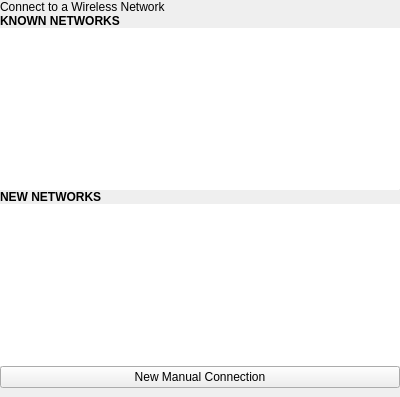
Old version of the form plugins/NetworkPlugin/statusCenter/popovers/wirelessnetworkselectionpopover.ui in the repository theCheeseboard/thedesk.
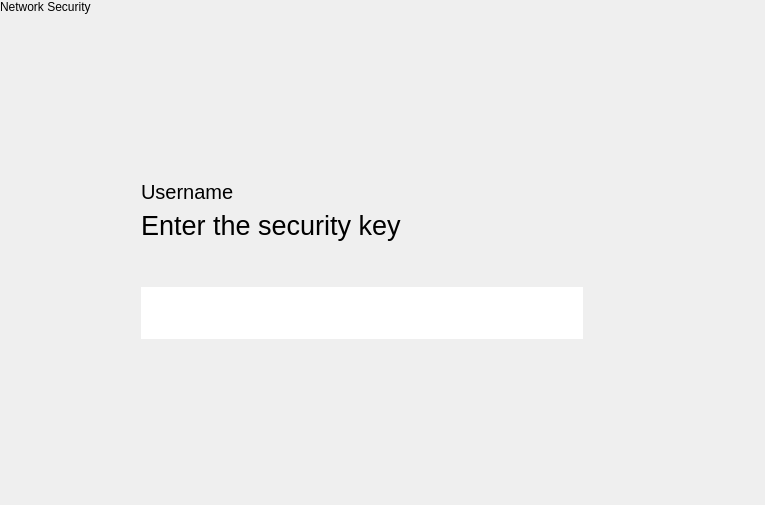
New version of the form. The open tabs and pages were chosen to show the change. Icons and pictures are not drawn. Custom widgets are drawn as their Qt base class.

Commit message: Connect to unsecured, WEP and WPA-PSK networks

```diff
--- a/plugins/NetworkPlugin/statusCenter/popovers/wirelessnetworkselectionpopover.ui
+++ b/plugins/NetworkPlugin/statusCenter/popovers/wirelessnetworkselectionpopover.ui
@@ -6,8 +6,8 @@
    <rect>
     <x>0</x>
     <y>0</y>
-    <width>400</width>
-    <height>397</height>
+    <width>765</width>
+    <height>505</height>
    </rect>
   </property>
   <property name="windowTitle">
@@ -68,8 +68,8 @@
            <rect>
             <x>0</x>
             <y>0</y>
-            <width>400</width>
-            <height>380</height>
+            <width>765</width>
+            <height>488</height>
            </rect>
           </property>
           <layout class="QVBoxLayout" name="verticalLayout_5">
@@ -205,12 +205,222 @@
        </item>
       </layout>
      </widget>
-     <widget class="QWidget" name="page_2"/>
+     <widget class="QWidget" name="keyPage">
+      <layout class="QGridLayout" name="gridLayout">
+       <property name="leftMargin">
+        <number>0</number>
+       </property>
+       <property name="topMargin">
+        <number>0</number>
+       </property>
+       <property name="rightMargin">
+        <number>0</number>
+       </property>
+       <property name="bottomMargin">
+        <number>0</number>
+       </property>
+       <property name="spacing">
+        <number>0</number>
+       </property>
+       <item row="1" column="1">
+        <spacer name="verticalSpacer_2">
+         <property name="orientation">
+          <enum>Qt::Vertical</enum>
+         </property>
+         <property name="sizeHint" stdset="0">
+          <size>
+           <width>20</width>
+           <height>224</height>
+          </size>
+         </property>
+        </spacer>
+       </item>
+       <item row="2" column="0">
+        <spacer name="horizontalSpacer">
+         <property name="orientation">
+          <enum>Qt::Horizontal</enum>
+         </property>
+         <property name="sizeHint" stdset="0">
+          <size>
+           <width>161</width>
+           <height>20</height>
+          </size>
+         </property>
+        </spacer>
+       </item>
+       <item row="2" column="1">
+        <widget class="QFrame" name="lockFrame">
+         <property name="minimumSize">
+          <size>
+           <width>500</width>
+           <height>0</height>
+          </size>
+         </property>
+         <property name="autoFillBackground">
+          <bool>false</bool>
+         </property>
+         <property name="frameShape">
+          <enum>QFrame::NoFrame</enum>
+         </property>
+         <property name="frameShadow">
+          <enum>QFrame::Plain</enum>
+         </property>
+         <property name="lineWidth">
+          <number>0</number>
+         </property>
+         <layout class="QVBoxLayout" name="verticalLayout_6">
+          <item>
+           <widget class="QLabel" name="securityNetworkName">
+            <property name="font">
+             <font>
+              <pointsize>15</pointsize>
+             </font>
+            </property>
+            <property name="text">
+             <string notr="true">Username</string>
+            </property>
+            <property name="buddy">
+             <cstring></cstring>
+            </property>
+           </widget>
+          </item>
+          <item>
+           <widget class="QLabel" name="label_3">
+            <property name="font">
+             <font>
+              <pointsize>20</pointsize>
+             </font>
+            </property>
+            <property name="text">
+             <string>Enter the security key</string>
+            </property>
+           </widget>
+          </item>
+          <item>
+           <spacer name="verticalSpacer_7">
+            <property name="orientation">
+             <enum>Qt::Vertical</enum>
+            </property>
+            <property name="sizeType">
+             <enum>QSizePolicy::Fixed</enum>
+            </property>
+            <property name="sizeHint" stdset="0">
+             <size>
+              <width>20</width>
+              <height>40</height>
+             </size>
+            </property>
+           </spacer>
+          </item>
+          <item>
+           <layout class="QVBoxLayout" name="verticalLayout_14">
+            <property name="spacing">
+             <number>0</number>
+            </property>
+            <property name="bottomMargin">
+             <number>0</number>
+            </property>
+            <item>
+             <layout class="QHBoxLayout" name="horizontalLayout_8">
+              <property name="bottomMargin">
+               <number>0</number>
+              </property>
+              <item>
+               <widget class="QLineEdit" name="networkKey">
+                <property name="font">
+                 <font>
+                  <pointsize>30</pointsize>
+                 </font>
+                </property>
+                <property name="frame">
+                 <bool>false</bool>
+                </property>
+                <property name="echoMode">
+                 <enum>QLineEdit::Password</enum>
+                </property>
+                <property name="alignment">
+                 <set>Qt::AlignCenter</set>
+                </property>
+                <property name="clearButtonEnabled">
+                 <bool>false</bool>
+                </property>
+               </widget>
+              </item>
+              <item>
+               <widget class="QPushButton" name="securityConnectButton">
+                <property name="sizePolicy">
+                 <sizepolicy hsizetype="Preferred" vsizetype="Preferred">
+                  <horstretch>0</horstretch>
+                  <verstretch>0</verstretch>
+                 </sizepolicy>
+                </property>
+                <property name="text">
+                 <string/>
+                </property>
+                <property name="icon">
+                 <iconset theme="go-next"/>
+                </property>
+                <property name="default">
+                 <bool>false</bool>
+                </property>
+                <property name="flat">
+                 <bool>true</bool>
+                </property>
+               </widget>
+              </item>
+             </layout>
+            </item>
+           </layout>
+          </item>
+         </layout>
+        </widget>
+       </item>
+       <item row="2" column="2">
+        <spacer name="horizontalSpacer_2">
+         <property name="orientation">
+          <enum>Qt::Horizontal</enum>
+         </property>
+         <property name="sizeHint" stdset="0">
+          <size>
+           <width>161</width>
+           <height>20</height>
+          </size>
+         </property>
+        </spacer>
+       </item>
+       <item row="3" column="1">
+        <spacer name="verticalSpacer_3">
+         <property name="orientation">
+          <enum>Qt::Vertical</enum>
+         </property>
+         <property name="sizeHint" stdset="0">
+          <size>
+           <width>20</width>
+           <height>223</height>
+          </size>
+         </property>
+        </spacer>
+       </item>
+       <item row="0" column="0" colspan="3">
+        <widget class="tTitleLabel" name="keyTitleLabel">
+         <property name="text">
+          <string>Network Security</string>
+         </property>
+        </widget>
+       </item>
+      </layout>
+     </widget>
     </widget>
    </item>
   </layout>
  </widget>
  <customwidgets>
+  <customwidget>
+   <class>tStackedWidget</class>
+   <extends>QStackedWidget</extends>
+   <header location="global">tstackedwidget.h</header>
+   <container>1</container>
+  </customwidget>
   <customwidget>
    <class>tTitleLabel</class>
    <extends>QLabel</extends>
```
Left out of the diff: 8 changed lines with no effect on the pictures. The commit also changes 184 other files.
